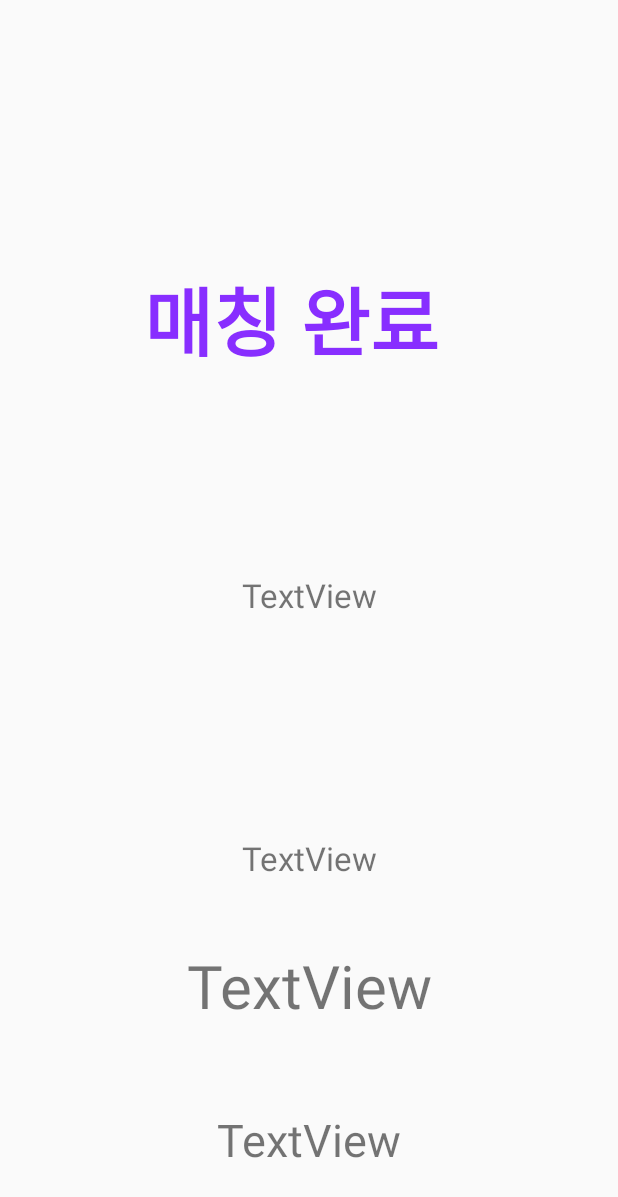
After one commit to Ultraviolet-Capstone/delieve-client, an Android app: the layout activity_deliever_matched.xml on its own in the app's theme, with its tools: preview values and no code run, on a phone screen of 412 x 824 dp. The commit adds this screen. Shown: the top 1197 px of the screen. Run offline under Robolectric (Android 15) with nearby library versions, the phone set to English and light mode, and no system bars.

Commit message:
matched activity added. elaborate more

```diff
--- a/app/src/main/AndroidManifest.xml
+++ b/app/src/main/AndroidManifest.xml
@@ -47,7 +47,8 @@
             android:name=".view.send.SendWaitingActivity"
             android:configChanges="orientation|keyboardHidden|screenSize"
             android:label="@string/title_activity_send_waiting"
-            android:theme="@style/FullscreenTheme"></activity>
+            android:theme="@style/FullscreenTheme" />
+        <activity android:name=".view.deliever.DelieverMatchedActivity"></activity>
     </application>
 
 </manifest>
--- a/app/src/main/java/com/ultraviolet/delieve/data/service/EnrollService.java
+++ b/app/src/main/java/com/ultraviolet/delieve/data/service/EnrollService.java
@@ -22,7 +22,7 @@ public interface EnrollService {
     Observable<Response<Void>> requestEnroll (@PartMap Map<String, RequestBody> params);
     */
     @Multipart
-    @POST("http://192.168.0.21:3000/api/evaluate/deliver")
+    @POST("/api/evaluate/deliver")
     Observable<Response<Void>> requestEnroll(@Part MultipartBody.Part selfi,
                                              @Part MultipartBody.Part idcard,
                                              @Part MultipartBody.Part userId);
--- /dev/null
+++ b/app/src/main/java/com/ultraviolet/delieve/view/deliever/DelieverMatchedActivity.java
@@ -0,0 +1,38 @@
+package com.ultraviolet.delieve.view.deliever;
+
+import android.speech.tts.TextToSpeech;
+import android.support.v7.app.AppCompatActivity;
+import android.os.Bundle;
+import android.widget.TextView;
+
+import com.ultraviolet.delieve.R;
+
+import butterknife.BindView;
+import butterknife.ButterKnife;
+
+public class DelieverMatchedActivity extends AppCompatActivity {
+
+    @BindView(R.id.m_from)
+    TextView from;
+
+    @BindView(R.id.m_to)
+    TextView to;
+
+    @BindView(R.id.m_weight)
+    TextView weigth;
+
+    @BindView(R.id.until)
+    TextView until;
+
+    @Override
+    protected void onCreate(Bundle savedInstanceState) {
+        super.onCreate(savedInstanceState);
+        setContentView(R.layout.activity_deliever_matched);
+        ButterKnife.bind(this);
+
+        from.setText(getIntent().getStringExtra("from"));
+        to.setText(getIntent().getStringExtra("to"));
+        weigth.setText(getIntent().getStringExtra("weight" ) + " Kg");
+
+    }
+}
--- a/app/src/main/java/com/ultraviolet/delieve/view/deliever/DelieverMatchedDialogFragment.java
+++ b/app/src/main/java/com/ultraviolet/delieve/view/deliever/DelieverMatchedDialogFragment.java
@@ -2,6 +2,7 @@ package com.ultraviolet.delieve.view.deliever;
 
 import android.app.Dialog;
 import android.content.Context;
+import android.content.Intent;
 import android.os.Bundle;
 import android.support.annotation.Nullable;
 import android.support.v4.app.DialogFragment;
@@ -49,6 +50,13 @@ public class DelieverMatchedDialogFragment extends BaseDialogFragment {
         )).subscribe(res -> {
             if(res.code() == 200 && res.body().delivererId == mUserRepository.getUserId())
                 Log.d("credt", "successfully accepted request");
+            Intent intent = new Intent(getActivity(), DelieverMatchedActivity.class);
+            intent.putExtra("from", beginAddress);
+            intent.putExtra("to", finishAddress);
+            intent.putExtra("weight", weight);
+            intent.putExtra("max", requestMaxTime);
+
+            startActivity(intent);
         }, throwable -> {
 
         });
@@ -135,8 +143,8 @@ public class DelieverMatchedDialogFragment extends BaseDialogFragment {
         return weight;
     }
 
-    public void setWeight(String weight) {
-        this.weight = weight;
+    public void setWeight(double weight) {
+        this.weight = String.valueOf(weight);
     }
 
     public String getRequestTime() {
@@ -187,7 +195,6 @@ public class DelieverMatchedDialogFragment extends BaseDialogFragment {
     public View onCreateView(LayoutInflater inflater, ViewGroup parent, Bundle state) {
         super.onCreateView(inflater, parent, state);
 
-
         View view = getActivity().getLayoutInflater().inflate(R.layout.fragment_deliever_matched_dialog, parent, false);
 
         getDiComponent().inject(this);
--- a/app/src/main/java/com/ultraviolet/delieve/view/deliever/DelieverWaitingForMatchingActivity.java
+++ b/app/src/main/java/com/ultraviolet/delieve/view/deliever/DelieverWaitingForMatchingActivity.java
@@ -154,6 +154,7 @@ public class DelieverWaitingForMatchingActivity extends BaseActivity {
                                         dialog.setRequestTime(res.body().beginTime);
                                         dialog.setRequestMaxTime(res.body().finishTime);
                                         dialog.show(getSupportFragmentManager(), "MyDialogFragment");
+                                        dialog.setWeight(res.body().stuffWeight);
                                         Log.d("credt", res.body().beginTime);
                                     }
                                     else{
--- a/app/src/main/java/com/ultraviolet/delieve/view/enroll/EvaluateDeliver3.java
+++ b/app/src/main/java/com/ultraviolet/delieve/view/enroll/EvaluateDeliver3.java
@@ -111,6 +111,7 @@ public class EvaluateDeliver3 extends BaseActivity{
                     }, throwable -> {
                         throwable.printStackTrace();
                     });
+
             setResult(1);
             finish();
     }
--- a/app/src/main/java/com/ultraviolet/delieve/view/main/MainActivity.java
+++ b/app/src/main/java/com/ultraviolet/delieve/view/main/MainActivity.java
@@ -193,7 +193,7 @@ public class MainActivity extends BaseActivity
 
         Log.d("credt", "user state : " + mUserRepository.getUserType());
         //return mDelieverFragment;
-        return targetFragment;
+        return mDelieverFragment; //targetFragment;
     }
 
     void replaceFragment(Fragment fragment){
--- /dev/null
+++ b/app/src/main/res/layout/activity_deliever_matched.xml
@@ -0,0 +1,91 @@
+<?xml version="1.0" encoding="utf-8"?>
+<android.support.constraint.ConstraintLayout xmlns:android="http://schemas.android.com/apk/res/android"
+    xmlns:app="http://schemas.android.com/apk/res-auto"
+    xmlns:tools="http://schemas.android.com/tools"
+    android:layout_width="match_parent"
+    android:layout_height="match_parent"
+    tools:context=".view.deliever.DelieverMatchedActivity">
+
+
+    <TextView
+        android:id="@+id/waitngforEnrollText2"
+        android:layout_width="wrap_content"
+        android:layout_height="88dp"
+        android:layout_marginEnd="8dp"
+        android:layout_marginStart="8dp"
+        android:layout_marginTop="8dp"
+        android:keepScreenOn="true"
+        android:text="매칭 완료"
+        android:textAlignment="center"
+        android:textColor="#882eff"
+        android:textSize="50sp"
+        android:textStyle="bold"
+        app:layout_constraintBottom_toBottomOf="@+id/m_weight"
+        app:layout_constraintEnd_toEndOf="parent"
+        app:layout_constraintHorizontal_bias="0.441"
+        app:layout_constraintStart_toStartOf="parent"
+        app:layout_constraintTop_toTopOf="parent"
+        app:layout_constraintVertical_bias="0.276" />
+
+    <TextView
+        android:id="@+id/m_from"
+        android:layout_width="wrap_content"
+        android:layout_height="wrap_content"
+        android:layout_marginBottom="8dp"
+        android:layout_marginEnd="32dp"
+        android:layout_marginStart="32dp"
+        android:layout_marginTop="8dp"
+        android:gravity="center"
+        android:text="TextView"
+        android:textAlignment="center"
+        android:textSize="22sp"
+        app:layout_constraintBottom_toTopOf="@+id/m_to"
+        app:layout_constraintEnd_toEndOf="parent"
+        app:layout_constraintStart_toStartOf="parent"
+        app:layout_constraintTop_toBottomOf="@+id/waitngforEnrollText2"
+        app:layout_constraintVertical_bias="0.444" />
+
+    <TextView
+        android:id="@+id/m_weight"
+        android:layout_width="259dp"
+        android:layout_height="93dp"
+        android:layout_marginBottom="120dp"
+        android:layout_marginEnd="60dp"
+        android:layout_marginStart="60dp"
+        android:gravity="center"
+        android:text="TextView"
+        android:textAlignment="center"
+        android:textSize="40sp"
+        app:layout_constraintBottom_toBottomOf="parent"
+        app:layout_constraintEnd_toEndOf="parent"
+        app:layout_constraintStart_toStartOf="parent" />
+
+    <TextView
+        android:id="@+id/m_to"
+        android:layout_width="wrap_content"
+        android:layout_height="wrap_content"
+        android:layout_marginBottom="24dp"
+        android:layout_marginEnd="32dp"
+        android:layout_marginStart="32dp"
+        android:gravity="center"
+        android:text="TextView"
+        android:textAlignment="center"
+        android:textSize="22sp"
+        app:layout_constraintBottom_toTopOf="@+id/m_weight"
+        app:layout_constraintEnd_toEndOf="parent"
+        app:layout_constraintStart_toStartOf="parent" />
+
+    <TextView
+        android:id="@+id/until"
+        android:layout_width="wrap_content"
+        android:layout_height="wrap_content"
+        android:layout_marginBottom="44dp"
+        android:layout_marginEnd="32dp"
+        android:layout_marginStart="32dp"
+        android:text="TextView"
+        android:textSize="30sp"
+        app:layout_constraintBottom_toBottomOf="parent"
+        app:layout_constraintEnd_toEndOf="parent"
+        app:layout_constraintStart_toStartOf="parent" />
+
+</android.support.constraint.ConstraintLayout>
```
